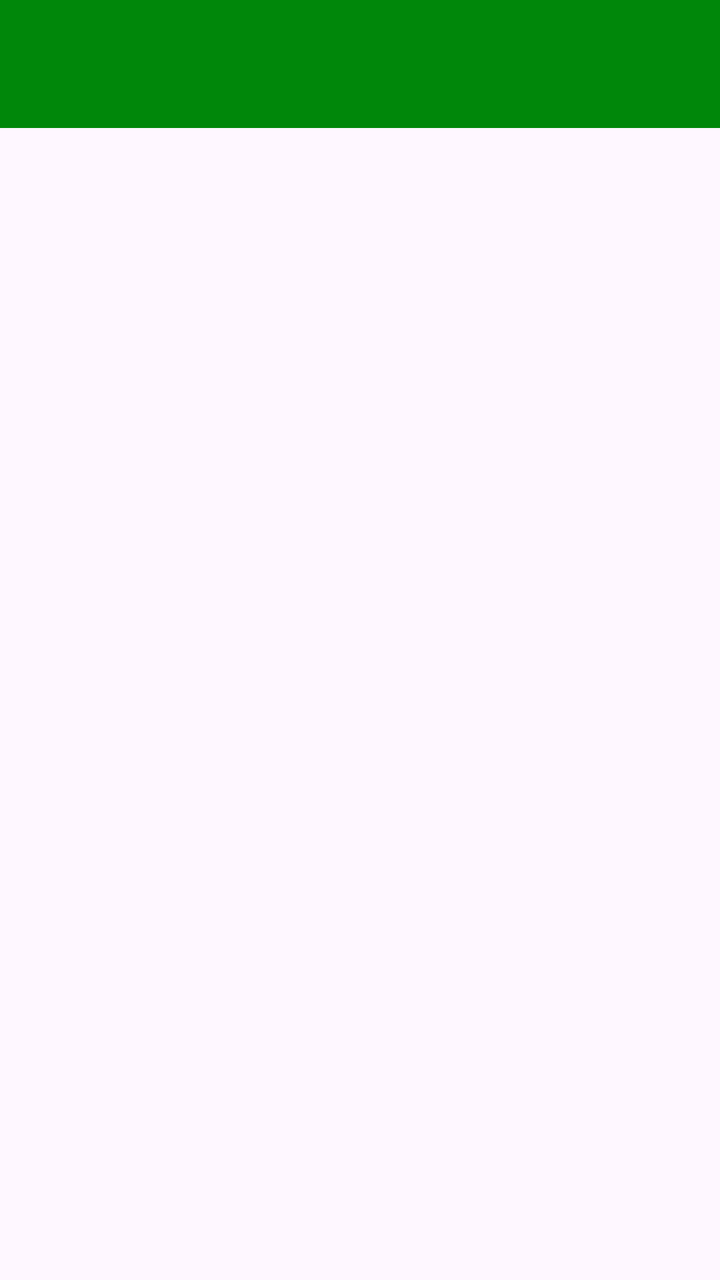
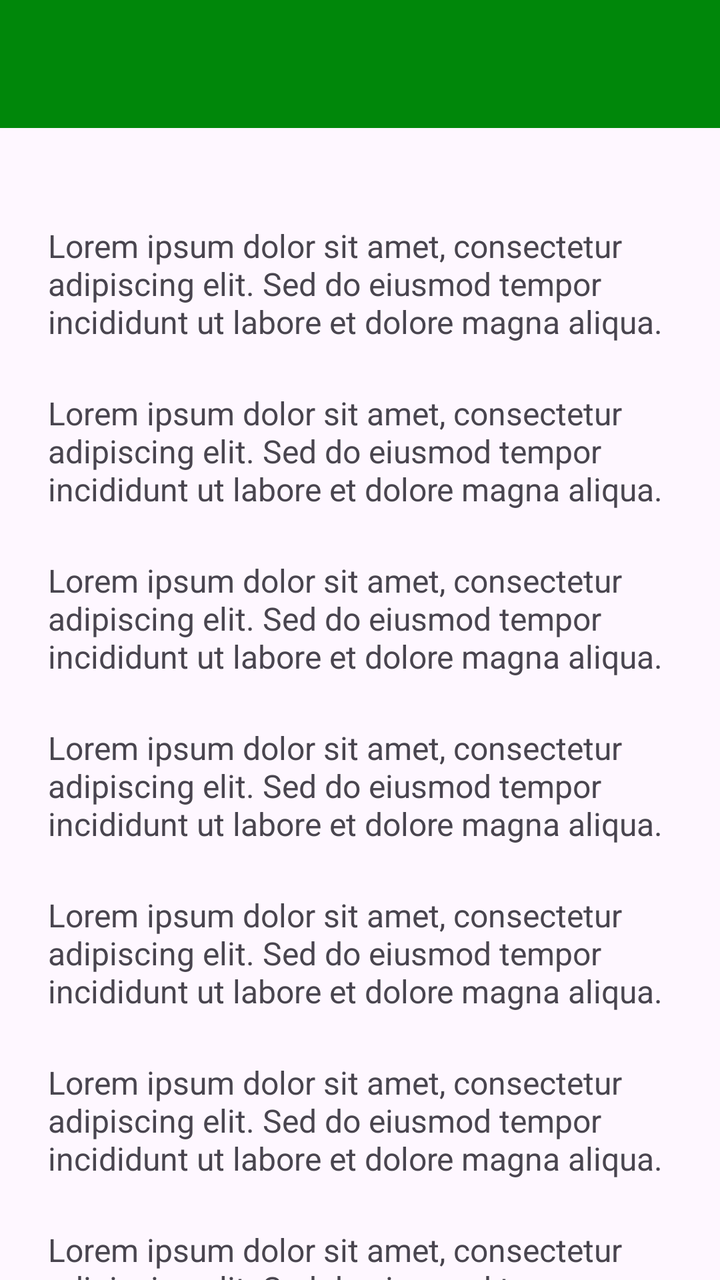

An Android layout rendered at two revisions. The XML below is the earlier revision; the diff shows what the commit changed to produce the second picture.
<!-- AndroidManifest.xml: application theme Theme.Mrstango -->
<!-- res/layout/activity_web_view.xml -->
<?xml version="1.0" encoding="utf-8"?>
<androidx.constraintlayout.widget.ConstraintLayout xmlns:android="http://schemas.android.com/apk/res/android"
    xmlns:app="http://schemas.android.com/apk/res-auto"
    xmlns:tools="http://schemas.android.com/tools"
    android:id="@+id/main"
    android:layout_width="match_parent"
    android:layout_height="match_parent"
    tools:context=".WebViewActivity">

    <androidx.appcompat.widget.Toolbar
        android:id="@+id/toolbar"
        android:layout_width="match_parent"
        android:layout_height="?attr/actionBarSize"
        android:background="@color/dark_green"
        app:layout_constraintEnd_toEndOf="parent"
        app:layout_constraintStart_toStartOf="parent"
        app:layout_constraintTop_toTopOf="parent"
        app:subtitleTextColor="@android:color/white"
        app:titleTextColor="@android:color/white" />

</androidx.constraintlayout.widget.ConstraintLayout>
<!-- resources referenced by this layout -->
<resources>
  <color name="dark_green">#00870A</color>
  <style name="Theme.Mrstango" parent="Base.Theme.Mrstango" />
  <style name="Base.Theme.Mrstango" parent="Theme.Material3.DayNight.NoActionBar">
          
          
      </style>
</resources>

<!-- the commit's change to res/layout/activity_web_view.xml (unified diff, before → after) -->
@@ -1,5 +1,5 @@
 <?xml version="1.0" encoding="utf-8"?>
-<androidx.constraintlayout.widget.ConstraintLayout xmlns:android="http://schemas.android.com/apk/res/android"
+<androidx.coordinatorlayout.widget.CoordinatorLayout xmlns:android="http://schemas.android.com/apk/res/android"
     xmlns:app="http://schemas.android.com/apk/res-auto"
     xmlns:tools="http://schemas.android.com/tools"
     android:id="@+id/main"
@@ -7,15 +7,144 @@
     android:layout_height="match_parent"
     tools:context=".WebViewActivity">
 
-    <androidx.appcompat.widget.Toolbar
-        android:id="@+id/toolbar"
+    <com.google.android.material.appbar.AppBarLayout
+        android:id="@+id/appBarLayout"
         android:layout_width="match_parent"
-        android:layout_height="?attr/actionBarSize"
-        android:background="@color/dark_green"
-        app:layout_constraintEnd_toEndOf="parent"
-        app:layout_constraintStart_toStartOf="parent"
-        app:layout_constraintTop_toTopOf="parent"
-        app:subtitleTextColor="@android:color/white"
-        app:titleTextColor="@android:color/white" />
+        android:layout_height="wrap_content"
+        android:theme="@style/ThemeOverlay.AppCompat.ActionBar">
 
-</androidx.constraintlayout.widget.ConstraintLayout>
+        <androidx.appcompat.widget.Toolbar
+            android:id="@+id/toolbar"
+            android:layout_width="match_parent"
+            android:layout_height="?attr/actionBarSize"
+            android:background="@color/dark_green"
+            app:layout_constraintEnd_toEndOf="parent"
+            app:layout_constraintStart_toStartOf="parent"
+            app:layout_constraintTop_toTopOf="parent"
+            app:subtitleTextColor="@android:color/white"
+            app:titleTextColor="@android:color/white" />
+    </com.google.android.material.appbar.AppBarLayout>
+
+    
+    <androidx.core.widget.NestedScrollView
+        android:layout_width="match_parent"
+        android:layout_height="match_parent"
+        app:layout_behavior="@string/appbar_scrolling_view_behavior"
+        android:padding="24dp"
+        android:clipToPadding="false">
+
+        <LinearLayout
+            android:layout_width="match_parent"
+            android:layout_height="wrap_content"
+            android:orientation="vertical"
+            android:gravity="center_horizontal">
+
+
+
+            
+            <TextView
+                android:layout_width="match_parent"
+                android:layout_height="wrap_content"
+                android:text="Lorem ipsum dolor sit amet, consectetur adipiscing elit. Sed do eiusmod tempor incididunt ut labore et dolore magna aliqua. "
+                android:textSize="16sp"
+                android:layout_marginTop="24dp" />
+            <TextView
+                android:layout_width="match_parent"
+                android:layout_height="wrap_content"
+                android:text="Lorem ipsum dolor sit amet, consectetur adipiscing elit. Sed do eiusmod tempor incididunt ut labore et dolore magna aliqua. "
+                android:textSize="16sp"
+                android:layout_marginTop="24dp" />
+            <TextView
+                android:layout_width="match_parent"
+                android:layout_height="wrap_content"
+                android:text="Lorem ipsum dolor sit amet, consectetur adipiscing elit. Sed do eiusmod tempor incididunt ut labore et dolore magna aliqua. "
+                android:textSize="16sp"
+                android:layout_marginTop="24dp" />
+            <TextView
+                android:layout_width="match_parent"
+                android:layout_height="wrap_content"
+                android:text="Lorem ipsum dolor sit amet, consectetur adipiscing elit. Sed do eiusmod tempor incididunt ut labore et dolore magna aliqua. "
+                android:textSize="16sp"
+                android:layout_marginTop="24dp" />
+            <TextView
+                android:layout_width="match_parent"
+                android:layout_height="wrap_content"
+                android:text="Lorem ipsum dolor sit amet, consectetur adipiscing elit. Sed do eiusmod tempor incididunt ut labore et dolore magna aliqua. "
+                android:textSize="16sp"
+                android:layout_marginTop="24dp" />
+            <TextView
+                android:layout_width="match_parent"
+                android:layout_height="wrap_content"
+                android:text="Lorem ipsum dolor sit amet, consectetur adipiscing elit. Sed do eiusmod tempor incididunt ut labore et dolore magna aliqua. "
+                android:textSize="16sp"
+                android:layout_marginTop="24dp" />
+            <TextView
+                android:layout_width="match_parent"
+                android:layout_height="wrap_content"
+                android:text="Lorem ipsum dolor sit amet, consectetur adipiscing elit. Sed do eiusmod tempor incididunt ut labore et dolore magna aliqua. "
+                android:textSize="16sp"
+                android:layout_marginTop="24dp" />
+            <TextView
+                android:layout_width="match_parent"
+                android:layout_height="wrap_content"
+                android:text="Lorem ipsum dolor sit amet, consectetur adipiscing elit. Sed do eiusmod tempor incididunt ut labore et dolore magna aliqua. "
+                android:textSize="16sp"
+                android:layout_marginTop="24dp" />
+            <TextView
+                android:layout_width="match_parent"
+                android:layout_height="wrap_content"
+                android:text="Lorem ipsum dolor sit amet, consectetur adipiscing elit. Sed do eiusmod tempor incididunt ut labore et dolore magna aliqua. "
+                android:textSize="16sp"
+                android:layout_marginTop="24dp" />
+            <TextView
+                android:layout_width="match_parent"
+                android:layout_height="wrap_content"
+                android:text="Lorem ipsum dolor sit amet, consectetur adipiscing elit. Sed do eiusmod tempor incididunt ut labore et dolore magna aliqua. "
+                android:textSize="16sp"
+                android:layout_marginTop="24dp" />
+            <TextView
+                android:layout_width="match_parent"
+                android:layout_height="wrap_content"
+                android:text="Lorem ipsum dolor sit amet, consectetur adipiscing elit. Sed do eiusmod tempor incididunt ut labore et dolore magna aliqua. "
+                android:textSize="16sp"
+                android:layout_marginTop="24dp" />
+            <TextView
+                android:layout_width="match_parent"
+                android:layout_height="wrap_content"
+                android:text="Lorem ipsum dolor sit amet, consectetur adipiscing elit. Sed do eiusmod tempor incididunt ut labore et dolore magna aliqua. "
+                android:textSize="16sp"
+                android:layout_marginTop="24dp" />
+            <TextView
+                android:layout_width="match_parent"
+                android:layout_height="wrap_content"
+                android:text="Lorem ipsum dolor sit amet, consectetur adipiscing elit. Sed do eiusmod tempor incididunt ut labore et dolore magna aliqua. "
+                android:textSize="16sp"
+                android:layout_marginTop="24dp" />
+            <TextView
+                android:layout_width="match_parent"
+                android:layout_height="wrap_content"
+                android:text="Lorem ipsum dolor sit amet, consectetur adipiscing elit. Sed do eiusmod tempor incididunt ut labore et dolore magna aliqua. "
+                android:textSize="16sp"
+                android:layout_marginTop="24dp" />
+            <TextView
+                android:layout_width="match_parent"
+                android:layout_height="wrap_content"
+                android:text="Lorem ipsum dolor sit amet, consectetur adipiscing elit. Sed do eiusmod tempor incididunt ut labore et dolore magna aliqua. "
+                android:textSize="16sp"
+                android:layout_marginTop="24dp" />
+            <TextView
+                android:layout_width="match_parent"
+                android:layout_height="wrap_content"
+                android:text="Lorem ipsum dolor sit amet, consectetur adipiscing elit. Sed do eiusmod tempor incididunt ut labore et dolore magna aliqua. "
+                android:textSize="16sp"
+                android:layout_marginTop="24dp" />
+            <TextView
+                android:layout_width="match_parent"
+                android:layout_height="wrap_content"
+                android:text="Lorem ipsum dolor sit amet, consectetur adipiscing elit. Sed do eiusmod tempor incididunt ut labore et dolore magna aliqua. "
+                android:textSize="16sp"
+                android:layout_marginTop="24dp" />
+        </LinearLayout>
+    </androidx.core.widget.NestedScrollView>
+
+</androidx.coordinatorlayout.widget.CoordinatorLayout>
